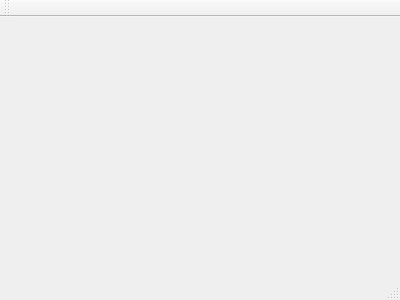
First picture: the form in VASystem/UI/HomeWindow.ui, repository rocking5566/Gaea, before the edit.
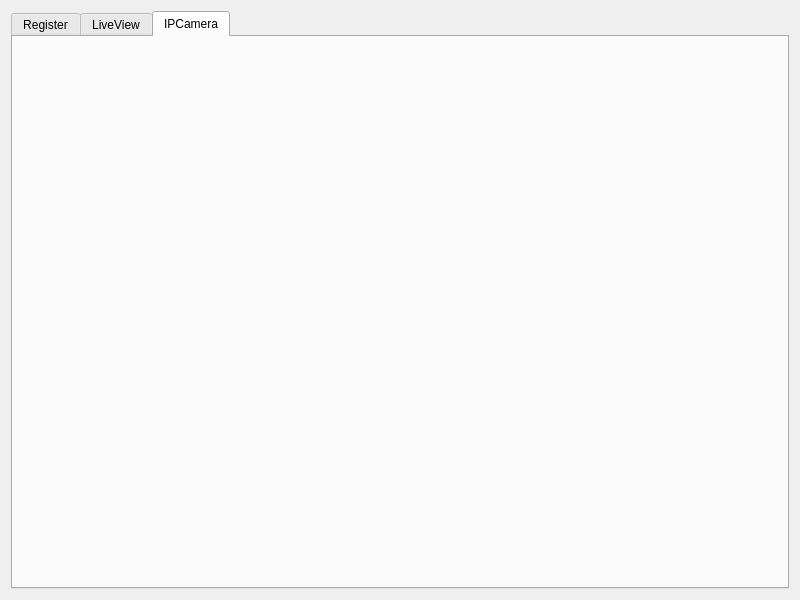
Second picture: the form after the edit.

Commit message: [What] Initialize the home window UI with QTabWidget

Patch:
```diff
--- a/VASystem/UI/HomeWindow.ui
+++ b/VASystem/UI/HomeWindow.ui
@@ -6,17 +6,39 @@
    <rect>
     <x>0</x>
     <y>0</y>
-    <width>400</width>
-    <height>300</height>
+    <width>800</width>
+    <height>600</height>
    </rect>
   </property>
   <property name="windowTitle">
    <string>VASystem</string>
   </property>
-  <widget class="QMenuBar" name="menuBar" />
-  <widget class="QToolBar" name="mainToolBar" />
-  <widget class="QWidget" name="centralWidget" />
-  <widget class="QStatusBar" name="statusBar" />
+  <widget class="QWidget" name="centralWidget">
+   <layout class="QHBoxLayout" name="horizontalLayout">
+    <item>
+     <widget class="QTabWidget" name="tabWidget">
+      <property name="currentIndex">
+       <number>2</number>
+      </property>
+      <widget class="QWidget" name="RegisterTab">
+       <attribute name="title">
+        <string>Register</string>
+       </attribute>
+      </widget>
+      <widget class="QWidget" name="LiveViewTab">
+       <attribute name="title">
+        <string>LiveView</string>
+       </attribute>
+      </widget>
+      <widget class="QWidget" name="DeviceTab">
+       <attribute name="title">
+        <string>IPCamera</string>
+       </attribute>
+      </widget>
+     </widget>
+    </item>
+   </layout>
+  </widget>
  </widget>
  <layoutdefault spacing="6" margin="11"/>
  <pixmapfunction></pixmapfunction>
```
Left out of the diff: 1 changed line with no effect on the pictures.
